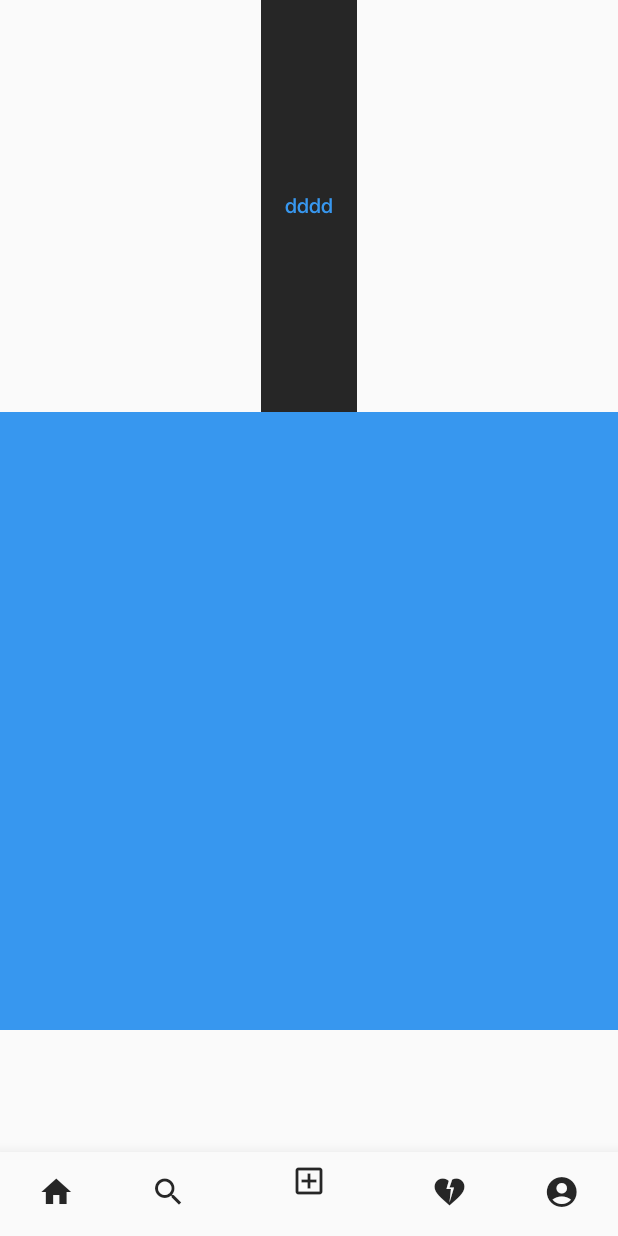
After one commit to SediqeZangane/sedigram, a Flutter app: the HomeScreen screen opened by its route, item 3 of the bottom bar chosen, after a tap on "dddd", on a phone screen of 412 x 824 dp. The commit adds this screen. Run offline on Flutter 3.47's test engine with Material 2 defaults, Android fonts, the phone set to English and light mode, and no system bars; our stand-ins replace firebase_auth, firebase_core, flutter_bloc, image_picker; accounts and stored records are empty; generated files the repository leaves out were written again; network calls fail.

Commit message:
add layer application to homeScreen _add createPost

```diff
--- /dev/null
+++ b/lib/create_post/presentation/create_post_screen.dart
@@ -0,0 +1,38 @@
+import 'package:flutter/material.dart';
+import 'package:image_picker/image_picker.dart';
+import 'package:sedigram/core/presentation/util/context_extension.dart';
+
+class CreatePostScreen extends StatelessWidget {
+  const CreatePostScreen({super.key});
+
+  @override
+  Widget build(BuildContext context) {
+    return Column(
+      children: [
+        Container(
+          color: context.colorScheme.onSurface,
+          height: (context.screenHeight) / 3,
+          child: TextButton(
+            child: Text('dddd'),
+            onPressed: () async {
+              /// Get from gallery
+
+              PickedFile? pickedFile = await ImagePicker().getImage(
+                source: ImageSource.gallery,
+                maxWidth: 1800,
+                maxHeight: 1800,
+              );
+              // if (pickedFile != null) {
+              //   File imageFile = File(pickedFile.path);
+              // }
+            },
+          ),
+        ),
+        Container(
+          color: context.colorScheme.primary,
+          height: (context.screenHeight) / 2,
+        ),
+      ],
+    );
+  }
+}
--- /dev/null
+++ b/lib/home/application/home_bloc.dart
@@ -0,0 +1,15 @@
+import 'package:flutter_bloc/flutter_bloc.dart';
+import 'package:sedigram/home/application/home_event.dart';
+import 'package:sedigram/home/application/home_state.dart';
+
+class HomeBloc extends Bloc<HomeEvent, HomeState> {
+  HomeBloc() : super(HomeState.init()) {
+    on<HomeEvent>(
+      (event, emit) {
+        if (event is ChangedBottomNavigation) {
+          emit(state.copyWith(currentIndex: event.index));
+        }
+      },
+    );
+  }
+}
--- /dev/null
+++ b/lib/home/application/home_event.dart
@@ -0,0 +1,7 @@
+abstract class HomeEvent {}
+
+class ChangedBottomNavigation implements HomeEvent {
+  final int index;
+
+  ChangedBottomNavigation({required this.index});
+}
--- /dev/null
+++ b/lib/home/application/home_state.dart
@@ -0,0 +1,11 @@
+class HomeState {
+  final int currentIndex;
+
+  HomeState({required this.currentIndex});
+
+  HomeState.init() : currentIndex = 0;
+
+  HomeState copyWith({int? currentIndex}) {
+    return HomeState(currentIndex: currentIndex ?? this.currentIndex);
+  }
+}
--- a/lib/home/presentation/home_screen.dart
+++ b/lib/home/presentation/home_screen.dart
@@ -1,4 +1,10 @@
-import 'package:flutter/widgets.dart';
+import 'package:flutter/material.dart';
+import 'package:flutter_bloc/flutter_bloc.dart';
+import 'package:sedigram/core/presentation/util/context_extension.dart';
+import 'package:sedigram/create_post/presentation/create_post_screen.dart';
+import 'package:sedigram/home/application/home_bloc.dart';
+import 'package:sedigram/home/application/home_event.dart';
+import 'package:sedigram/home/application/home_state.dart';
 
 class HomeScreen extends StatelessWidget {
   static const String routeNamed = 'homeScreen';
@@ -7,6 +13,75 @@ class HomeScreen extends StatelessWidget {
 
   @override
   Widget build(BuildContext context) {
-    return const Center(child: Text('login was successed'));
+    return BlocBuilder<HomeBloc, HomeState>(
+      builder: (context, state) {
+        final body = _buildBody(state.currentIndex);
+        return Scaffold(
+          body: Center(child: body),
+          bottomNavigationBar: BottomNavigationBar(
+            items: [
+              BottomNavigationBarItem(
+                icon: Icon(
+                  Icons.home,
+                  color: context.colorScheme.onSurface,
+                ),
+                label: '',
+              ),
+              BottomNavigationBarItem(
+                icon: Icon(
+                  Icons.search,
+                  color: context.colorScheme.onSurface,
+                ),
+                label: '',
+              ),
+              BottomNavigationBarItem(
+                icon: Icon(
+                  Icons.add_box_outlined,
+                  color: context.colorScheme.onSurface,
+                ),
+                label: '',
+              ),
+              BottomNavigationBarItem(
+                icon: Icon(
+                  Icons.heart_broken,
+                  color: context.colorScheme.onSurface,
+                ),
+                label: '',
+              ),
+              BottomNavigationBarItem(
+                icon: Icon(
+                  Icons.account_circle,
+                  color: context.colorScheme.onSurface,
+                ),
+                label: '',
+              ),
+            ],
+            onTap: (value) {
+              context
+                  .read<HomeBloc>()
+                  .add(ChangedBottomNavigation(index: value));
+            },
+            currentIndex: state.currentIndex,
+          ),
+        );
+      },
+    );
+  }
+
+  Widget _buildBody(int currentIndex) {
+    switch (currentIndex) {
+      case 0:
+        return const Text('home');
+      case 1:
+        return const Text('search');
+      case 2:
+        return const CreatePostScreen();
+      case 3:
+        return const Text('like');
+      case 4:
+        return const Text('profile');
+      default:
+        return const Text('Not Yet');
+    }
   }
 }
--- a/lib/main.dart
+++ b/lib/main.dart
@@ -6,6 +6,7 @@ import 'package:flutter_localizations/flutter_localizations.dart';
 import 'package:sedigram/auth/application/auth_bloc.dart';
 import 'package:sedigram/auth/application/auth_event.dart';
 import 'package:sedigram/firebase_options.dart';
+import 'package:sedigram/home/application/home_bloc.dart';
 import 'package:sedigram/home/presentation/home_screen.dart';
 import 'package:sedigram/login/presentation/login_screen.dart';
 import 'package:sedigram/sign_up/presentation/sign_up_screen.dart';
@@ -33,7 +34,12 @@ class MyApp extends StatelessWidget {
         routes: {
           LoginScreen.routeNamed: (context) => const LoginScreen(),
           SignUpScreen.routeNamed: (context) => const SignUpScreen(),
-          HomeScreen.routeNamed: (context) => const HomeScreen(),
+          HomeScreen.routeNamed: (context) => BlocProvider(
+                create: (_) {
+                  return HomeBloc();
+                },
+                child: const HomeScreen(),
+              ),
           SplashScreen.routeNamed: (context) => const SplashScreen(),
         },
         theme: ThemeData(
--- a/lib/theme/presentation/color_scheme.dart
+++ b/lib/theme/presentation/color_scheme.dart
@@ -3,4 +3,5 @@ import 'package:flutter/material.dart';
 const colorScheme = ColorScheme.light(
   primary: Color(0xFF3797EF),
   onSurfaceVariant: Color(0xFFFAFAFA),
+  onSurface: Color(0xFF262626),
 );
```
Also changed, not shown: lib/create_post/application/create_post_bloc.dart (added), lib/create_post/application/create_post_event.dart (added), lib/create_post/application/create_post_state.dart (added).
